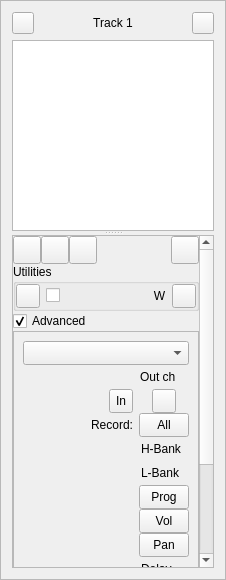
Above: oom/widgets/mtrackinfobase.ui from ccherrett/oom before the change. Below: the same form after it.
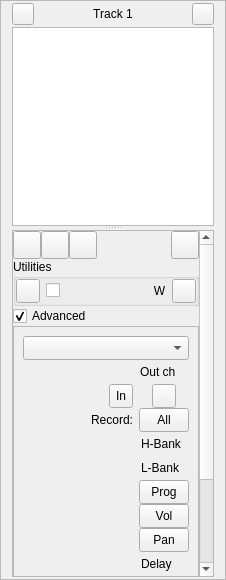
That is the form after the change. Custom widgets are drawn as their Qt base class.

Commit message: Remove extra spacing on pit

The edit to the form file:
```diff
--- a/oom/widgets/mtrackinfobase.ui
+++ b/oom/widgets/mtrackinfobase.ui
@@ -32,6 +32,15 @@
    <enum>QFrame::Raised</enum>
   </property>
   <layout class="QVBoxLayout" name="verticalLayout_7">
+   <property name="spacing">
+    <number>2</number>
+   </property>
+   <property name="topMargin">
+    <number>2</number>
+   </property>
+   <property name="bottomMargin">
+    <number>2</number>
+   </property>
    <item>
     <layout class="QHBoxLayout" name="horizontalLayout_7">
      <property name="spacing">
```
